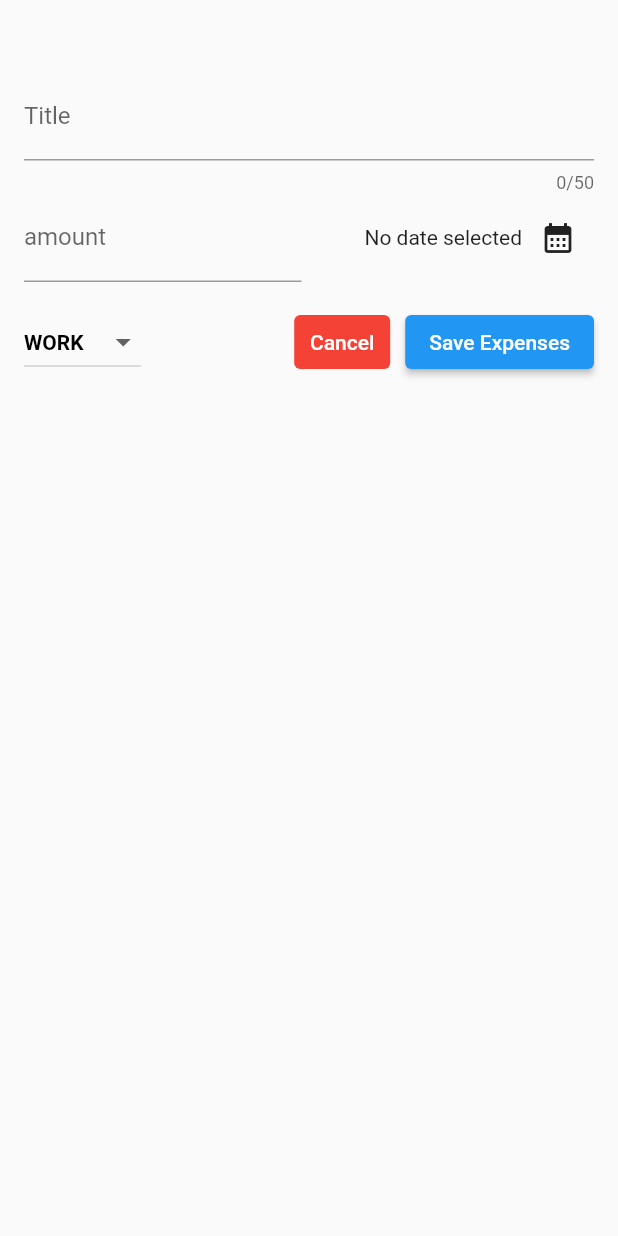
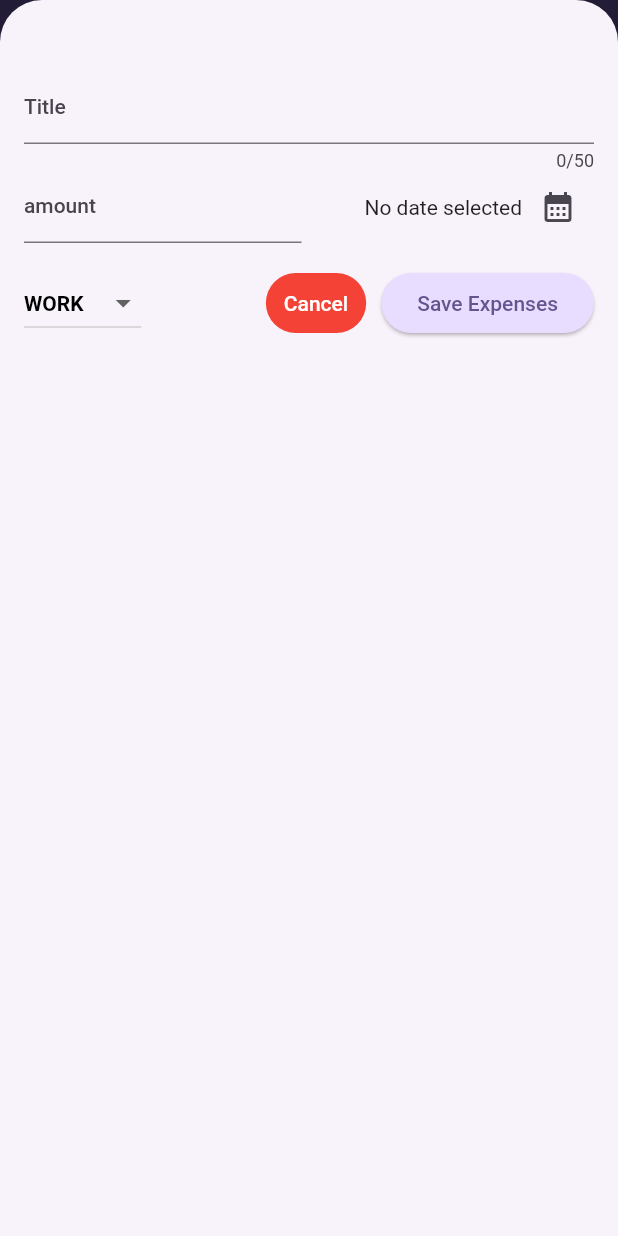
Before and after one commit to samueluzoma/flutter-enventory-app, a Flutter app: the screen it shows after launch, after a tap on the "add" icon, on a phone screen of 412 x 824 dp. Run offline on Flutter 3.47's test engine with Material 2 defaults, Android fonts, the phone set to English and light mode, and no system bars.

Commit message:
next commit

```diff
--- a/lib/main.dart
+++ b/lib/main.dart
@@ -2,10 +2,45 @@ import 'package:flutter/material.dart';
 
 import 'package:expense_tracker/widget/expenses.dart';
 
+var kColorScheme = ColorScheme.fromSeed(
+  seedColor: const Color.fromARGB(255, 96, 59, 181),
+);
+
 void main() {
   runApp(
-    const MaterialApp(
-      home: Expenses(),
-    ), // returning the scaffold in the expenses widget.
+    MaterialApp(
+      // For theming/styling the entire page and then referenced
+      theme: ThemeData().copyWith(
+          useMaterial3: true,
+          colorScheme: kColorScheme, //calling the initialized color scheme
+          appBarTheme: const AppBarTheme().copyWith(
+            // this is used for theming app bar
+            backgroundColor: kColorScheme.onPrimaryContainer,
+            foregroundColor: kColorScheme.primaryContainer,
+          ),
+          // theming the card used in this project
+          cardTheme: const CardTheme().copyWith(
+            color: kColorScheme.secondaryContainer,
+            margin: const EdgeInsets.symmetric(
+              horizontal: 16,
+              vertical: 8,
+            ),
+          ),
+          // theming the elevated button below
+          elevatedButtonTheme: ElevatedButtonThemeData(
+            style: ElevatedButton.styleFrom(
+              backgroundColor: kColorScheme.primaryContainer,
+            ),
+          ),
+          // theming the various text within our code
+          textTheme: ThemeData().textTheme.copyWith(
+                titleLarge: TextStyle(
+                  fontWeight: FontWeight.bold,
+                  fontSize: 17,
+                  color: kColorScheme.onSecondaryContainer,
+                ),
+              )),
+      home: const Expenses(), // returning the scaffold in the expenses widget.
+    ),
   );
 }
--- a/lib/widget/expenses_list/expense_item.dart
+++ b/lib/widget/expenses_list/expense_item.dart
@@ -14,8 +14,14 @@ class ExpenseItem extends StatelessWidget {
             vertical: 16,
           ),
           child: Column(
+            crossAxisAlignment: CrossAxisAlignment
+                .start, // to push widget children to beginning
             children: [
-              Text(expense.title),
+              Text(
+                expense.title,
+                // theming the title from the main file and applying it here.
+                style: Theme.of(context).textTheme.titleLarge,
+              ),
               const SizedBox(
                 height: 4,
               ),
```
